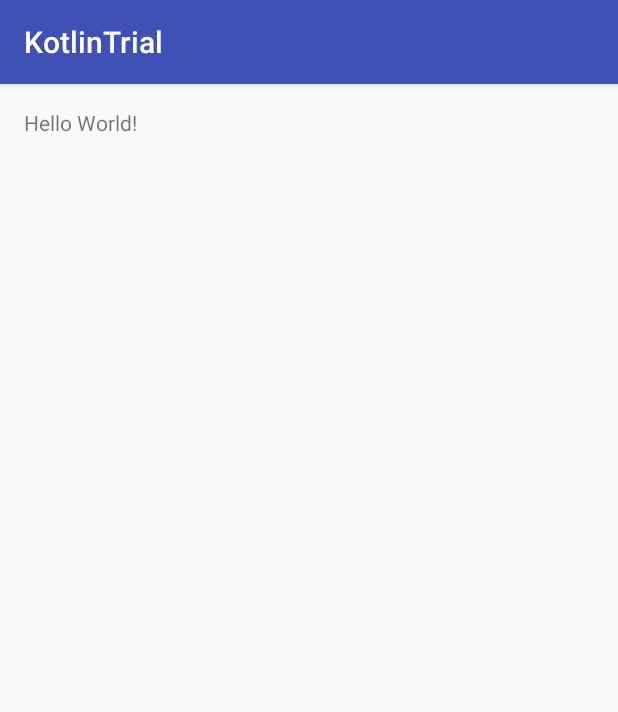
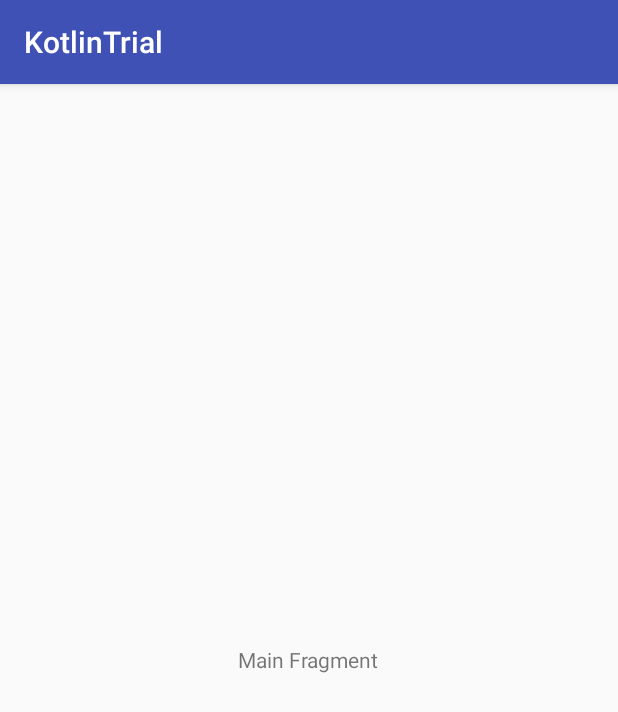
Before and after one commit to akifumi/KotlinTrial, an Android app: the screen it shows after launch (MainActivity), on a phone screen of 412 x 824 dp. Shown: the top 712 px of the screen. Run offline under Robolectric (Android 15) with nearby library versions, the phone set to English and light mode, and no system bars.

Commit message:
Kotlin MainFragment impl.

```diff
--- a/app/src/main/java/net/akifumifukaya/kotlintrial/MainActivity.java
+++ b/app/src/main/java/net/akifumifukaya/kotlintrial/MainActivity.java
@@ -9,5 +9,7 @@ public class MainActivity extends AppCompatActivity {
     protected void onCreate(Bundle savedInstanceState) {
         super.onCreate(savedInstanceState);
         setContentView(R.layout.activity_main);
+
+        getSupportFragmentManager().beginTransaction().replace(R.id.content, new MainFragment()).commit();
     }
 }
--- /dev/null
+++ b/app/src/main/kotlin/net/akifumifukaya/kotlintrial/MainFragment.kt
@@ -0,0 +1,14 @@
+package net.akifumifukaya.kotlintrial
+
+import android.os.Bundle
+import android.support.v4.app.Fragment
+import android.view.LayoutInflater
+import android.view.View
+import android.view.ViewGroup
+
+class MainFragment : Fragment() {
+
+    override fun onCreateView(inflater: LayoutInflater?, container: ViewGroup?, savedInstanceState: Bundle?): View? {
+        return inflater?.inflate(R.layout.fragment_main, container, false)
+    }
+}
--- a/app/src/main/res/layout/activity_main.xml
+++ b/app/src/main/res/layout/activity_main.xml
@@ -1,17 +1,16 @@
 <?xml version="1.0" encoding="utf-8"?>
-<RelativeLayout
-    xmlns:android="http://schemas.android.com/apk/res/android"
+<RelativeLayout xmlns:android="http://schemas.android.com/apk/res/android"
     xmlns:tools="http://schemas.android.com/tools"
     android:layout_width="match_parent"
     android:layout_height="match_parent"
+    android:paddingBottom="@dimen/activity_vertical_margin"
     android:paddingLeft="@dimen/activity_horizontal_margin"
     android:paddingRight="@dimen/activity_horizontal_margin"
     android:paddingTop="@dimen/activity_vertical_margin"
-    android:paddingBottom="@dimen/activity_vertical_margin"
     tools:context="net.akifumifukaya.kotlintrial.MainActivity">
 
-    <TextView
-        android:text="Hello World!"
-        android:layout_width="wrap_content"
-        android:layout_height="wrap_content" />
+    <FrameLayout
+        android:id="@+id/content"
+        android:layout_width="match_parent"
+        android:layout_height="match_parent"></FrameLayout>
 </RelativeLayout>
--- /dev/null
+++ b/app/src/main/res/layout/fragment_main.xml
@@ -0,0 +1,11 @@
+<?xml version="1.0" encoding="utf-8"?>
+<RelativeLayout xmlns:android="http://schemas.android.com/apk/res/android"
+    android:layout_width="match_parent"
+    android:layout_height="match_parent">
+
+    <TextView
+        android:layout_width="wrap_content"
+        android:layout_height="wrap_content"
+        android:layout_centerInParent="true"
+        android:text="Main Fragment" />
+</RelativeLayout>
```
